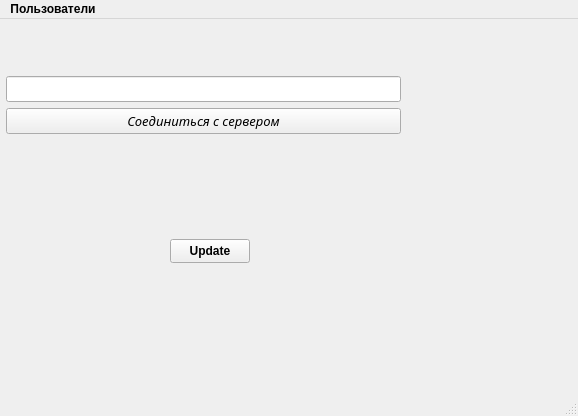
Above: client/mainwindow.ui from VladZg/Network_Battleship_2vs1 before the change. Below: the same form after it.
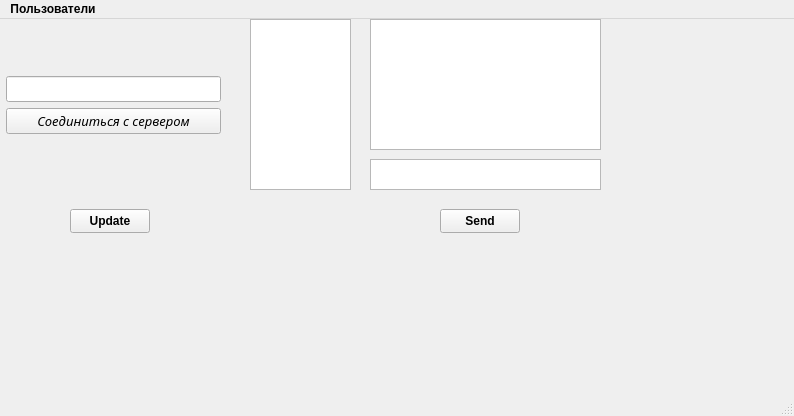
That is the form after the change.

The edit to the form file:
```diff
--- a/client/mainwindow.ui
+++ b/client/mainwindow.ui
@@ -6,7 +6,7 @@
    <rect>
     <x>0</x>
     <y>0</y>
-    <width>578</width>
+    <width>794</width>
     <height>416</height>
    </rect>
   </property>
@@ -25,7 +25,7 @@
      <rect>
       <x>0</x>
       <y>0</y>
-      <width>401</width>
+      <width>221</width>
       <height>171</height>
      </rect>
     </property>
@@ -85,8 +85,8 @@
    <widget class="QPushButton" name="updateButton">
     <property name="geometry">
      <rect>
-      <x>170</x>
-      <y>220</y>
+      <x>70</x>
+      <y>190</y>
       <width>80</width>
       <height>24</height>
      </rect>
@@ -95,13 +95,56 @@
      <string>Update</string>
     </property>
    </widget>
+   <widget class="QListWidget" name="messageRecieversOptionList">
+    <property name="geometry">
+     <rect>
+      <x>250</x>
+      <y>0</y>
+      <width>101</width>
+      <height>171</height>
+     </rect>
+    </property>
+   </widget>
+   <widget class="QTextBrowser" name="messager">
+    <property name="geometry">
+     <rect>
+      <x>370</x>
+      <y>0</y>
+      <width>231</width>
+      <height>131</height>
+     </rect>
+    </property>
+   </widget>
+   <widget class="QPushButton" name="sendMessageButton">
+    <property name="geometry">
+     <rect>
+      <x>440</x>
+      <y>190</y>
+      <width>80</width>
+      <height>24</height>
+     </rect>
+    </property>
+    <property name="text">
+     <string>Send</string>
+    </property>
+   </widget>
+   <widget class="QTextEdit" name="messageEdit">
+    <property name="geometry">
+     <rect>
+      <x>370</x>
+      <y>140</y>
+      <width>231</width>
+      <height>31</height>
+     </rect>
+    </property>
+   </widget>
   </widget>
   <widget class="QMenuBar" name="menubar">
    <property name="geometry">
     <rect>
      <x>0</x>
      <y>0</y>
-     <width>578</width>
+     <width>794</width>
      <height>21</height>
     </rect>
    </property>
```
